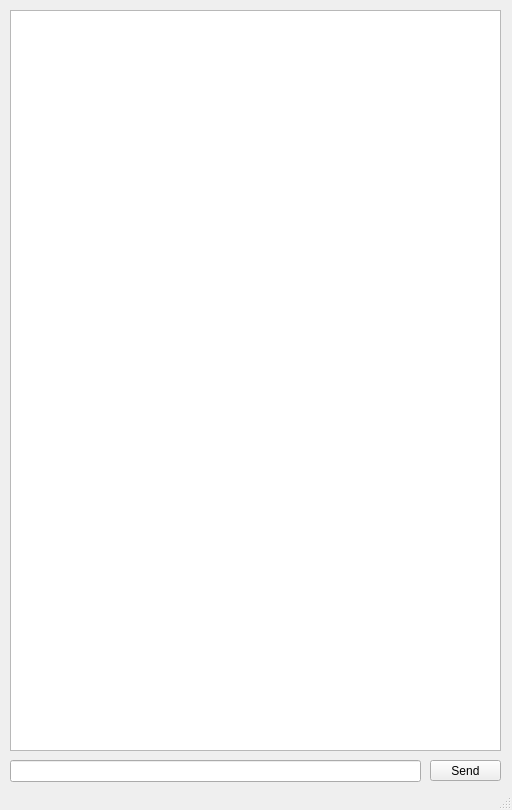
dicemaster5/comp260-server, file Client/DeisgnerWindow.ui: the form before one commit.
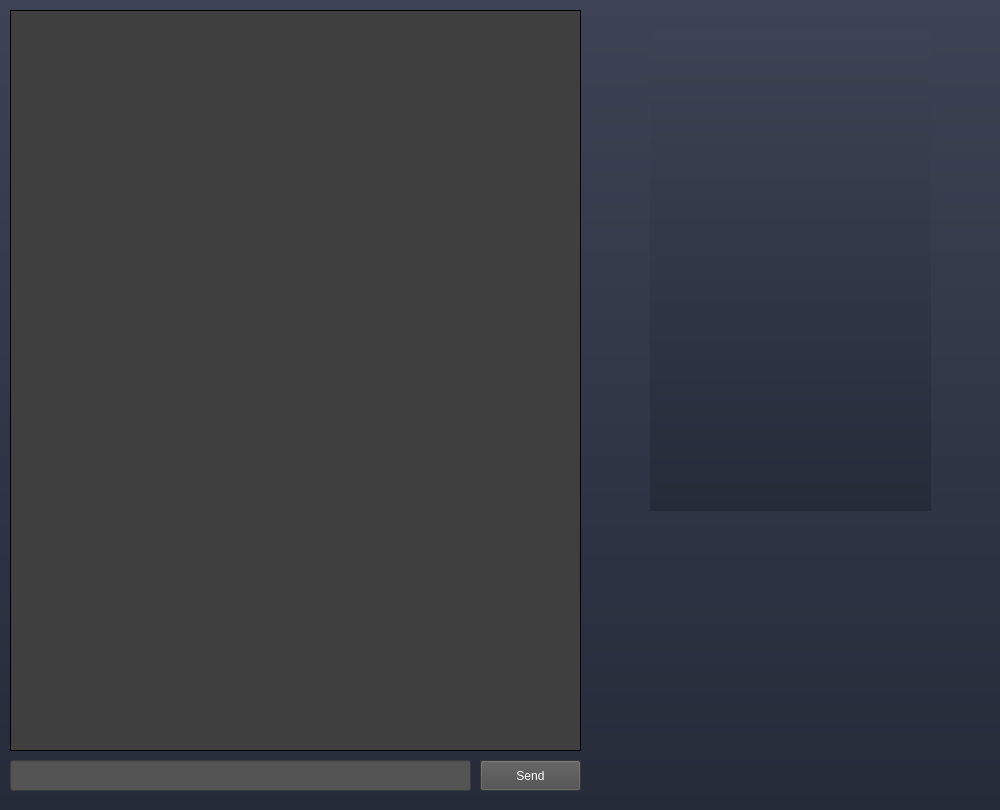
The form after the commit. Icons and pictures are not drawn.

The edit to the form file:
```diff
--- a/Client/DeisgnerWindow.ui
+++ b/Client/DeisgnerWindow.ui
@@ -9,52 +9,119 @@
    <rect>
     <x>0</x>
     <y>0</y>
-    <width>512</width>
+    <width>1000</width>
     <height>810</height>
    </rect>
   </property>
+  <property name="maximumSize">
+   <size>
+    <width>1000</width>
+    <height>817</height>
+   </size>
+  </property>
+  <property name="cursor">
+   <cursorShape>ArrowCursor</cursorShape>
+  </property>
   <property name="windowTitle">
    <string>Game Window</string>
   </property>
+  <property name="windowOpacity">
+   <double>1.000000000000000</double>
+  </property>
+  <property name="styleSheet">
+   <string notr="true">background-color: qlineargradient(spread:pad, x1:1, y1:1, x2:1, y2:0, stop:0 rgba(38, 43, 58 255), stop:1 rgba(61, 67, 84, 255));
+font: 8pt &quot;8514oem&quot;;</string>
+  </property>
+  <property name="dockOptions">
+   <set>QMainWindow::AllowTabbedDocks|QMainWindow::AnimatedDocks</set>
+  </property>
   <widget class="QWidget" name="centralwidget">
    <widget class="QLineEdit" name="UserInputBox">
     <property name="geometry">
      <rect>
       <x>10</x>
       <y>760</y>
-      <width>411</width>
-      <height>22</height>
+      <width>461</width>
+      <height>31</height>
      </rect>
     </property>
+    <property name="styleSheet">
+     <string notr="true">background-color:rgb(84, 84, 84);
+color:white;
+font: 8pt &quot;8514oem&quot;;</string>
+    </property>
    </widget>
    <widget class="QTextBrowser" name="textDisplay">
     <property name="geometry">
      <rect>
       <x>10</x>
       <y>10</y>
-      <width>491</width>
+      <width>571</width>
       <height>741</height>
      </rect>
     </property>
     <property name="autoFillBackground">
      <bool>false</bool>
     </property>
+    <property name="styleSheet">
+     <string notr="true">color: white;
+font: 8pt &quot;8514oem&quot;;</string>
+    </property>
+    <property name="verticalScrollBarPolicy">
+     <enum>Qt::ScrollBarAlwaysOff</enum>
+    </property>
+    <property name="html">
+     <string>&lt;!DOCTYPE HTML PUBLIC &quot;-//W3C//DTD HTML 4.0//EN&quot; &quot;http://www.w3.org/TR/REC-html40/strict.dtd&quot;&gt;
+&lt;html&gt;&lt;head&gt;&lt;meta name=&quot;qrichtext&quot; content=&quot;1&quot; /&gt;&lt;style type=&quot;text/css&quot;&gt;
+p, li { white-space: pre-wrap; }
+&lt;/style&gt;&lt;/head&gt;&lt;body style=&quot; font-family:'8514oem'; font-size:8pt; font-weight:400; font-style:normal;&quot; bgcolor=&quot;#3f3f3f&quot;&gt;
+&lt;p style=&quot;-qt-paragraph-type:empty; margin-top:0px; margin-bottom:0px; margin-left:0px; margin-right:0px; -qt-block-indent:0; text-indent:0px; font-family:'MS Shell Dlg 2'; color:#ffffff;&quot;&gt;&lt;br /&gt;&lt;/p&gt;&lt;/body&gt;&lt;/html&gt;</string>
+    </property>
    </widget>
    <widget class="QPushButton" name="InputButton">
     <property name="geometry">
      <rect>
-      <x>430</x>
+      <x>480</x>
       <y>760</y>
-      <width>71</width>
-      <height>21</height>
+      <width>101</width>
+      <height>31</height>
      </rect>
     </property>
+    <property name="styleSheet">
+     <string notr="true">background-color:rgb(75, 75, 75);
+color: white;
+font: 6pt &quot;8514oem&quot;;</string>
+    </property>
     <property name="text">
      <string>Send</string>
     </property>
    </widget>
+   <widget class="QLabel" name="label">
+    <property name="geometry">
+     <rect>
+      <x>650</x>
+      <y>30</y>
+      <width>281</width>
+      <height>481</height>
+     </rect>
+    </property>
+    <property name="lineWidth">
+     <number>10</number>
+    </property>
+    <property name="text">
+     <string/>
+    </property>
+    <property name="pixmap">
+     <pixmap>../SpaceShipImage.png</pixmap>
+    </property>
+    <property name="scaledContents">
+     <bool>true</bool>
+    </property>
+    <property name="wordWrap">
+     <bool>false</bool>
+    </property>
+   </widget>
   </widget>
-  <widget class="QStatusBar" name="statusbar"/>
  </widget>
  <resources/>
  <connections/>
```
